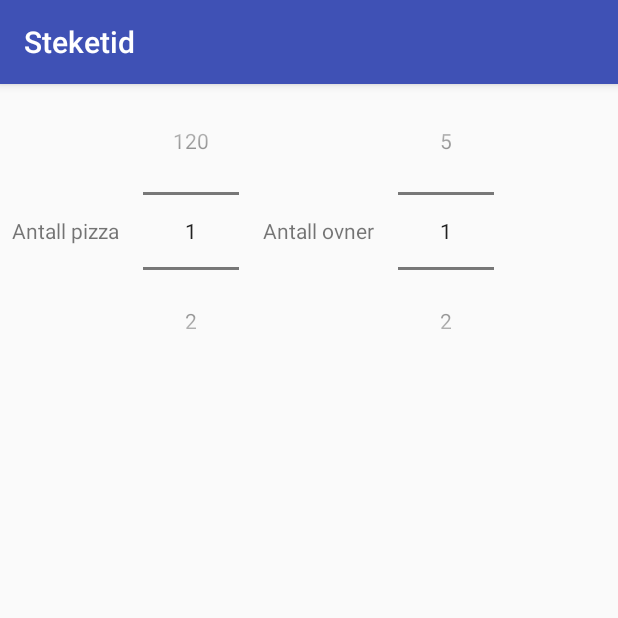
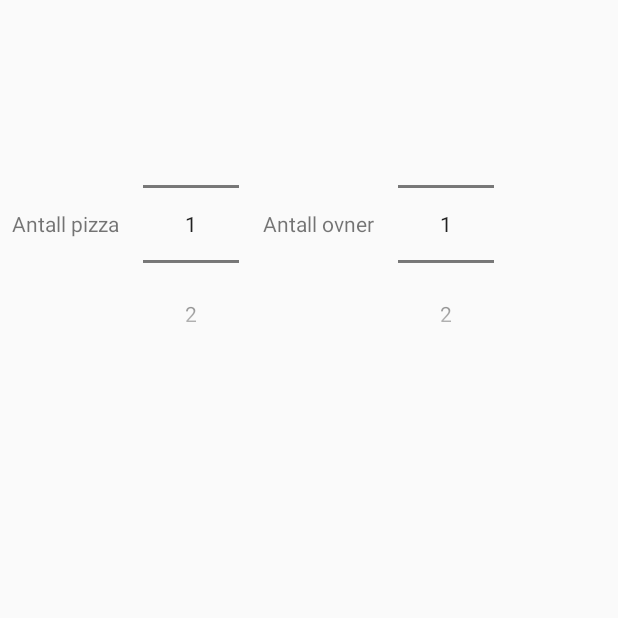
Before and after one commit to detemegandy/Android-app-bachelor, an Android app: the screen it shows after launch (MainActivity), on a phone screen of 412 x 824 dp, the top half of it. Run offline under Robolectric (Android 15) with nearby library versions, the phone set to English and light mode, and no system bars.

Commit message:
added methods to calculate time through ovens for steketid app added valuechanged listener for numberpickers added output textview removed title bar from test app

```diff
--- a/steketid/app/src/main/java/com/example/itsme/steketid/MainActivity.java
+++ b/steketid/app/src/main/java/com/example/itsme/steketid/MainActivity.java
@@ -13,19 +13,64 @@ public class MainActivity extends AppCompatActivity {
     private static final int MAX_OVENS = 5;
     private static final int MIN_PIZZAS = 1;
     private static final int MIN_OVENS = 1;
+    private TextView outPutTextView;
 
     @Override
     protected void onCreate(Bundle savedInstanceState) {
         super.onCreate(savedInstanceState);
         setContentView(R.layout.activity_main);
-        NumberPicker nPizzas_NumP = (NumberPicker) findViewById(R.id.pizzanumber_numberpicker);
+
+        //get output textview
+        outPutTextView = findViewById(R.id.output_textview);
+
+        //get numberpickers and set min and max values and no wrapping of values
+        final NumberPicker nPizzas_NumP = findViewById(R.id.pizzanumber_numberpicker);
         nPizzas_NumP.setMaxValue(MAX_PIZZAS);
         nPizzas_NumP.setMinValue(MIN_PIZZAS);
-        NumberPicker nOvens_NumP = (NumberPicker) findViewById(R.id.ovennumber_numberpicker);
+        nPizzas_NumP.setWrapSelectorWheel(false);
+        final NumberPicker nOvens_NumP = findViewById(R.id.ovennumber_numberpicker);
         nOvens_NumP.setMaxValue(MAX_OVENS);
         nOvens_NumP.setMinValue(MIN_OVENS);
-        TextView nPizzas_TextV = (TextView) findViewById(R.id.pizzanumber_textview);
-        TextView nOvens_TextV = (TextView) findViewById(R.id.ovennumber_textview);
+        nOvens_NumP.setWrapSelectorWheel(false);
+
+        //listener for changes and update text for both numberPickers
+        NumberPicker.OnValueChangeListener listener = new NumberPicker.OnValueChangeListener() {
+            @Override
+            public void onValueChange(NumberPicker picker, int oldVal, int newVal) {
+
+                //get numberpickers values
+                int nOfPizzas = nPizzas_NumP.getValue();
+                int nOfOvens = nOvens_NumP.getValue();
+
+                //get time through ovens
+                int time = timeNOvens(nOfPizzas, nOfOvens);
+
+                //get hours through oven
+                int hours = (int)Math.floor((double)time/(double)60);
+
+                //get minutes through ovens
+                int minutes = time % 60;
+
+                String output = "Du trenger " + ((hours > 0) ?  hours + " timer og ":"") + minutes + " minutter for å steke " + nOfPizzas + " pizza.";
+
+                outPutTextView.setText(output);
+            }
+        };
+
+        //add listener to both NumberPickers
+        nPizzas_NumP.setOnValueChangedListener(listener);
+        nOvens_NumP.setOnValueChangedListener(listener);
 
     }
+
+    //time through one oven
+    int timeOneOven (int nOfPizzas){
+        return (int)Math.ceil(TIME_THROUGH_OVEN + TIME_BETWEEN_PIZZAS * (double) nOfPizzas);
+    }
+
+    //time through n-ovens
+    int timeNOvens (int nOfPizzas, int nOfOvens) {
+        return timeOneOven((int)Math.ceil((nOfPizzas / nOfOvens)));
+    }
+
 }
--- a/steketid/app/src/main/res/layout/activity_main.xml
+++ b/steketid/app/src/main/res/layout/activity_main.xml
@@ -1,12 +1,18 @@
 <?xml version="1.0" encoding="utf-8"?>
 <LinearLayout xmlns:android="http://schemas.android.com/apk/res/android"
-    xmlns:app="http://schemas.android.com/apk/res-auto"
     xmlns:tools="http://schemas.android.com/tools"
     android:orientation="vertical"
     android:gravity="center|top"
     android:layout_width="match_parent"
     android:layout_height="match_parent"
     tools:context="com.example.itsme.steketid.MainActivity">
+
+
+    <TextView
+        android:layout_width="match_parent"
+        android:layout_height="wrap_content"
+        android:padding="16dp"
+        android:id="@+id/output_textview"/>
 
     <LinearLayout
         android:layout_width="match_parent"
@@ -20,7 +26,7 @@
             android:layout_gravity="center"
             android:layout_width="wrap_content"
             android:layout_height="wrap_content"
-            android:text="Antall pizza" />
+            android:text="@string/nPizza_TextView" />
 
         <NumberPicker
             android:layout_margin="8dp"
@@ -35,8 +41,7 @@
             android:layout_gravity="center"
             android:layout_width="wrap_content"
             android:layout_height="wrap_content"
-            android:text="Antall ovner"
-            app:layout_constraintTop_toBottomOf="@+id/output_textview" />
+            android:text="@string/nOvens_TextView" />
 
         <NumberPicker
             android:layout_margin="8dp"
--- a/steketid/app/src/main/res/values/strings.xml
+++ b/steketid/app/src/main/res/values/strings.xml
@@ -1,3 +1,5 @@
 <resources>
     <string name="app_name">Steketid</string>
+    <string name="nPizza_TextView">Antall pizza</string>
+    <string name="nOvens_TextView">Antall ovner</string>
 </resources>
--- a/steketid/app/src/main/res/values/styles.xml
+++ b/steketid/app/src/main/res/values/styles.xml
@@ -4,6 +4,7 @@
     <style name="AppTheme" parent="Theme.AppCompat.DayNight.DarkActionBar">
         <!-- Customize your theme here. -->
         <item name="colorPrimary">@color/colorPrimary</item>
+        <item name="windowNoTitle">true</item>
         <item name="colorPrimaryDark">@color/colorPrimaryDark</item>
         <item name="colorAccent">@color/colorAccent</item>
     </style>
```
